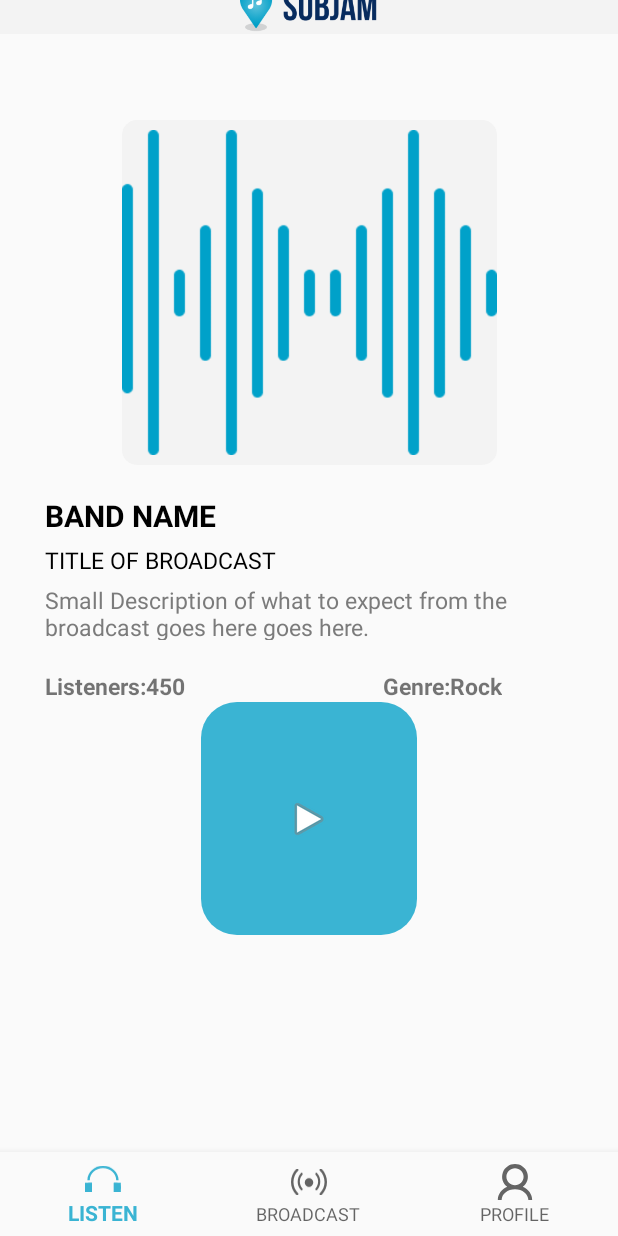
After one commit to BlueSpider0130/subjam-Android-, an Android app: the ListenerClientFragment screen opened through its navigation route, on a phone screen of 412 x 824 dp. The commit adds this screen. Run offline under Robolectric (Android 15) with nearby library versions, the light colour scheme and no system bars; our stand-ins replace navigation-ui; 1 statement that could not run was skipped.

Commit message:
listener_client fragment

```diff
--- a/app/build.gradle
+++ b/app/build.gradle
@@ -32,6 +32,7 @@ dependencies {
     implementation 'androidx.navigation:navigation-ui:2.2.2'
     implementation 'androidx.lifecycle:lifecycle-livedata-ktx:2.2.0'
     implementation 'androidx.lifecycle:lifecycle-viewmodel-ktx:2.2.0'
+    implementation 'androidx.legacy:legacy-support-v4:1.0.0'
     testImplementation 'junit:junit:4.12'
     androidTestImplementation 'androidx.test.ext:junit:1.1.2'
     androidTestImplementation 'androidx.test.espresso:espresso-core:3.3.0'
--- a/app/src/main/java/com/example/myapplication/BottomNavigationActivity.java
+++ b/app/src/main/java/com/example/myapplication/BottomNavigationActivity.java
@@ -21,7 +21,7 @@ public class BottomNavigationActivity extends AppCompatActivity {
     protected void onCreate(Bundle savedInstanceState) {
         super.onCreate(savedInstanceState);
         setContentView(R.layout.activity_bottom_navigation);
-        BottomNavigationView navView = findViewById(R.id.nav_view);
+        final BottomNavigationView navView = findViewById(R.id.nav_view);
         // Passing each menu ID as a set of Ids because each
         // menu should be considered as top level destinations.
         AppBarConfiguration appBarConfiguration = new AppBarConfiguration.Builder(
@@ -35,6 +35,7 @@ public class BottomNavigationActivity extends AppCompatActivity {
         actionBar.hide();
 
         ImageView back_icon = (ImageView)findViewById(R.id.back_icon);
+        back_icon.setVisibility(back_icon.INVISIBLE);
         back_icon.setOnClickListener(new View.OnClickListener() {
             @Override
             public void onClick(View v) {
@@ -44,8 +45,11 @@ public class BottomNavigationActivity extends AppCompatActivity {
     }
 
     private void goto_before(){
-        Intent it = new Intent(this, Signup2Activity.class);
+        Intent it = new Intent(this, BottomNavigationActivity.class);
         startActivity(it);
+
+//        Navigation.findNavController().navigate(R.id.listener_client);
+//        this.finish();
     }
 
 }
--- /dev/null
+++ b/app/src/main/java/com/example/myapplication/ui/ListenerClient/ListenerClientFragment.java
@@ -0,0 +1,40 @@
+package com.example.myapplication.ui.ListenerClient;
+
+import androidx.lifecycle.ViewModelProvider;
+
+import android.os.Bundle;
+
+import androidx.annotation.NonNull;
+import androidx.annotation.Nullable;
+import androidx.fragment.app.Fragment;
+
+import android.view.LayoutInflater;
+import android.view.View;
+import android.view.ViewGroup;
+
+import com.example.myapplication.R;
+
+public class ListenerClientFragment extends Fragment {
+
+    private ListenerClientViewModel mViewModel;
+
+    public static ListenerClientFragment newInstance() {
+        return new ListenerClientFragment();
+    }
+
+    @Override
+    public View onCreateView(@NonNull LayoutInflater inflater, @Nullable ViewGroup container,
+                             @Nullable Bundle savedInstanceState) {
+        View root = inflater.inflate(R.layout.listener_client_fragment, container, false);
+
+        return root;
+    }
+
+    @Override
+    public void onActivityCreated(@Nullable Bundle savedInstanceState) {
+        super.onActivityCreated(savedInstanceState);
+        mViewModel = new ViewModelProvider(this).get(ListenerClientViewModel.class);
+        // TODO: Use the ViewModel
+    }
+
+}
--- /dev/null
+++ b/app/src/main/java/com/example/myapplication/ui/ListenerClient/ListenerClientViewModel.java
@@ -0,0 +1,7 @@
+package com.example.myapplication.ui.ListenerClient;
+
+import androidx.lifecycle.ViewModel;
+
+public class ListenerClientViewModel extends ViewModel {
+    // TODO: Implement the ViewModel
+}
--- a/app/src/main/java/com/example/myapplication/ui/listen/ListenFragment.java
+++ b/app/src/main/java/com/example/myapplication/ui/listen/ListenFragment.java
@@ -1,9 +1,13 @@
 package com.example.myapplication.ui.listen;
 
+import android.content.Intent;
 import android.os.Bundle;
 import android.view.LayoutInflater;
 import android.view.View;
 import android.view.ViewGroup;
+import android.widget.AdapterView;
+import android.widget.Button;
+import android.widget.ImageView;
 import android.widget.ListView;
 import android.widget.SimpleAdapter;
 import android.widget.TextView;
@@ -11,10 +15,15 @@ import android.widget.TextView;
 import androidx.annotation.NonNull;
 import androidx.annotation.Nullable;
 import androidx.fragment.app.Fragment;
+import androidx.fragment.app.FragmentManager;
+import androidx.fragment.app.FragmentTransaction;
 import androidx.lifecycle.Observer;
 import androidx.lifecycle.ViewModelProvider;
+import androidx.navigation.Navigation;
 
+import com.example.myapplication.LoadingActivity;
 import com.example.myapplication.R;
+import com.example.myapplication.ui.ListenerClient.ListenerClientFragment;
 
 import java.util.ArrayList;
 import java.util.HashMap;
@@ -22,12 +31,16 @@ import java.util.HashMap;
 public class ListenFragment extends Fragment {
 
     private ListenViewModel listenViewModel;
+    private ImageView before;
+
 
     public View onCreateView(@NonNull LayoutInflater inflater,
                              ViewGroup container, Bundle savedInstanceState) {
         listenViewModel =
                 new ViewModelProvider(this).get(ListenViewModel.class);
         View root = inflater.inflate(R.layout.fragment_listen, container, false);
+        before = (ImageView)this.getActivity().findViewById(R.id. back_icon);
+        before.setVisibility(View.INVISIBLE);
 
         ListView simpleListView = (ListView)root.findViewById(R.id.list_view) ;
 
@@ -55,13 +68,18 @@ public class ListenFragment extends Fragment {
         int[] to={R.id.band_name,R.id.title,R.id.imageView,R.id.description,R.id.listener,R.id.gen};
         SimpleAdapter simpleAdapter=new SimpleAdapter(this.getContext(),arrayList,R.layout.list_view_items,from,to);//Create object and set the parameters for simpleAdapter
         simpleListView.setAdapter(simpleAdapter);//sets the adapter for listView
-//        final TextView textView = root.findViewById(R.id.text_listen);
-//        listenViewModel.getText().observe(getViewLifecycleOwner(), new Observer<String>() {
-//            @Override
-//            public void onChanged(@Nullable String s) {
-////                textView.setText(s);
-//            }
-//        });
+        simpleListView.setOnItemClickListener(new AdapterView.OnItemClickListener() {
+            @Override
+            public void onItemClick(AdapterView<?> parent, View view, int position, long id) {
+                before.setVisibility(View.VISIBLE);
+                goto_eachitem(view);
+            }
+        });
+
         return root;
     }
+
+    private void goto_eachitem(View view){
+        Navigation.findNavController(view).navigate(R.id.listener_client);
+    }
 }
--- a/app/src/main/res/layout/activity_bottom_navigation.xml
+++ b/app/src/main/res/layout/activity_bottom_navigation.xml
@@ -51,7 +51,8 @@
             app:layout_constraintStart_toStartOf="parent"
             app:layout_constraintTop_toTopOf="parent"
             app:srcCompat="@drawable/back_icon"
-            tools:ignore="VectorDrawableCompat" />
+            tools:ignore="VectorDrawableCompat"
+            android:visibility="invisible"/>
 
         <ImageView
             android:id="@+id/imageView4"
--- /dev/null
+++ b/app/src/main/res/layout/listener_client_fragment.xml
@@ -0,0 +1,119 @@
+<?xml version="1.0" encoding="utf-8"?>
+<FrameLayout xmlns:android="http://schemas.android.com/apk/res/android"
+    xmlns:app="http://schemas.android.com/apk/res-auto"
+    xmlns:tools="http://schemas.android.com/tools"
+    android:layout_width="match_parent"
+    android:layout_height="match_parent"
+    tools:context=".ui.ListenerClient.ListenerClientFragment"
+    android:paddingTop="50dp"
+    android:paddingBottom="50dp">
+
+    <androidx.constraintlayout.widget.ConstraintLayout
+        android:layout_width="match_parent"
+        android:layout_height="match_parent">
+
+        <ImageView
+            android:id="@+id/imageView_from_list"
+            android:layout_width="250dp"
+            android:layout_height="230dp"
+            android:layout_marginTop="30dp"
+            android:src="@drawable/music_action"
+            app:layout_constraintEnd_toEndOf="parent"
+            app:layout_constraintStart_toStartOf="parent"
+            app:layout_constraintTop_toTopOf="parent"
+            android:background="@drawable/music_action_rounded"/>
+
+        <TextView
+            android:id="@+id/band_name_from_list"
+            android:layout_width="wrap_content"
+            android:layout_height="wrap_content"
+            android:layout_marginStart="30dp"
+            android:layout_marginLeft="30dp"
+            android:layout_marginTop="20dp"
+            android:textSize="20dp"
+            android:textColor="@color/black"
+            android:textStyle="bold"
+            android:text="BAND NAME"
+            app:layout_constraintStart_toStartOf="parent"
+            app:layout_constraintTop_toBottomOf="@+id/imageView_from_list" />
+
+        <TextView
+            android:id="@+id/title_from_list"
+            android:layout_width="wrap_content"
+            android:layout_height="wrap_content"
+            android:layout_marginTop="5dp"
+            android:textSize="15dp"
+            android:textColor="@color/black"
+            android:text="TITLE OF BROADCAST"
+            app:layout_constraintStart_toStartOf="@+id/band_name_from_list"
+            app:layout_constraintTop_toBottomOf="@+id/band_name_from_list" />
+
+        <TextView
+            android:id="@+id/description_from_list"
+            android:layout_width="350dp"
+            android:layout_height="37dp"
+            android:layout_marginTop="5dp"
+            android:text="Small Description of what to expect from the broadcast goes here goes here."
+            android:textColor="@color/default_font_color"
+            android:textSize="15dp"
+            app:layout_constraintStart_toStartOf="@+id/title_from_list"
+            app:layout_constraintTop_toBottomOf="@+id/title_from_list" />
+
+        <TextView
+            android:id="@+id/TextView1"
+            android:layout_width="wrap_content"
+            android:layout_height="wrap_content"
+            android:layout_marginTop="20dp"
+            android:textSize="15dp"
+            android:textStyle="bold"
+            android:text="Listeners:"
+            app:layout_constraintStart_toStartOf="@+id/description_from_list"
+            app:layout_constraintTop_toBottomOf="@+id/description_from_list" />
+
+        <TextView
+            android:id="@+id/listener_from_list"
+            android:layout_width="wrap_content"
+            android:layout_height="wrap_content"
+            android:text="450"
+            android:textStyle="bold"
+            android:textSize="15dp"
+            app:layout_constraintBottom_toBottomOf="@+id/TextView1"
+            app:layout_constraintStart_toEndOf="@+id/TextView1"
+            app:layout_constraintTop_toTopOf="@+id/TextView1" />
+
+        <TextView
+            android:id="@+id/textView10"
+            android:layout_width="wrap_content"
+            android:layout_height="wrap_content"
+            android:layout_marginEnd="80dp"
+            android:layout_marginRight="80dp"
+            android:text="Genre:"
+            android:textSize="15dp"
+            android:textStyle="bold"
+            app:layout_constraintBottom_toBottomOf="@+id/TextView1"
+            app:layout_constraintEnd_toEndOf="@+id/description_from_list"
+            app:layout_constraintTop_toTopOf="@+id/TextView1" />
+
+        <TextView
+            android:id="@+id/gen_from_list"
+            android:layout_width="wrap_content"
+            android:layout_height="wrap_content"
+            android:text="Rock"
+            android:textSize="15dp"
+            android:textStyle="bold"
+            app:layout_constraintBottom_toBottomOf="@+id/textView10"
+            app:layout_constraintStart_toEndOf="@+id/textView10"
+            app:layout_constraintTop_toTopOf="@+id/textView10" />
+
+        <ImageButton
+            android:id="@+id/imageButton2"
+            android:layout_width="144dp"
+            android:layout_height="155dp"
+            android:background="@drawable/btn_rounded_corners"
+            android:src="@android:drawable/ic_media_play"
+            app:layout_constraintEnd_toEndOf="parent"
+            app:layout_constraintStart_toStartOf="parent"
+            app:layout_constraintTop_toBottomOf="@+id/TextView1" />
+
+    </androidx.constraintlayout.widget.ConstraintLayout>
+</FrameLayout>
--- a/app/src/main/res/navigation/mobile_navigation.xml
+++ b/app/src/main/res/navigation/mobile_navigation.xml
@@ -25,6 +25,6 @@
 
     <fragment
         android:id="@+id/listener_client"
-        android:name="com.example.myapplication.ui.broadcast.BroadcastFragment"
-        tools:layout="@layout/fragment_profile"/>
+        android:name="com.example.myapplication.ui.ListenerClient.ListenerClientFragment"
+        tools:layout="@layout/listener_client_fragment"/>
 </navigation>
```
